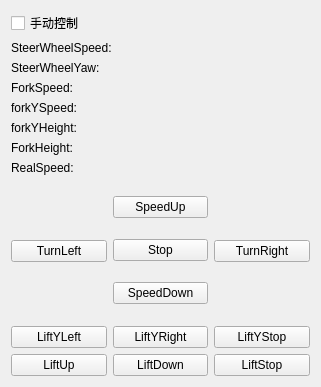
Y47777777/webots_sim_test, file base/keyboardform/keyboardform.ui: the form before one commit.
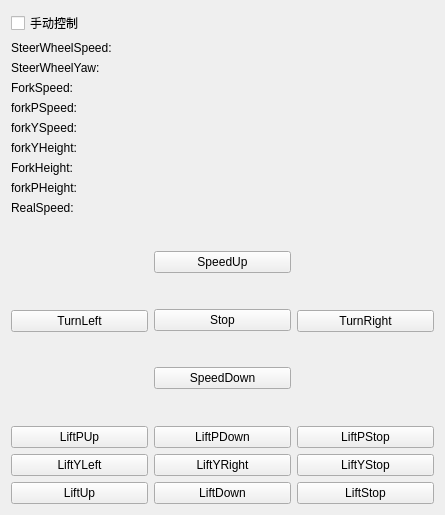
The form after the commit.

What changed in the file:
```diff
--- a/base/keyboardform/keyboardform.ui
+++ b/base/keyboardform/keyboardform.ui
@@ -6,8 +6,8 @@
    <rect>
     <x>0</x>
     <y>0</y>
-    <width>321</width>
-    <height>387</height>
+    <width>445</width>
+    <height>515</height>
    </rect>
   </property>
   <property name="windowTitle">
@@ -48,6 +48,13 @@
            </property>
           </widget>
          </item>
+         <item>
+          <widget class="QLabel" name="label_forkPSpeed">
+           <property name="text">
+            <string>forkPSpeed:</string>
+           </property>
+          </widget>
+         </item>
          <item>
           <widget class="QLabel" name="label_forkYSpeed">
            <property name="text">
@@ -69,6 +76,13 @@
            </property>
           </widget>
          </item>
+         <item>
+          <widget class="QLabel" name="label_forkPHeight">
+           <property name="text">
+            <string>forkPHeight:</string>
+           </property>
+          </widget>
+         </item>
          <item>
           <widget class="QLabel" name="label_realSpeed">
            <property name="text">
@@ -101,6 +115,13 @@
            </property>
           </widget>
          </item>
+         <item>
+          <widget class="QLabel" name="label_forkPSpeed_value">
+           <property name="text">
+            <string/>
+           </property>
+          </widget>
+         </item>
          <item>
           <widget class="QLabel" name="label_forkYSpeed_value">
            <property name="text">
@@ -122,6 +143,13 @@
            </property>
           </widget>
          </item>
+         <item>
+          <widget class="QLabel" name="label_forkPHeight_value">
+           <property name="text">
+            <string/>
+           </property>
+          </widget>
+         </item>
          <item>
           <widget class="QLabel" name="label_realspeed_value">
            <property name="text">
@@ -240,6 +268,31 @@
        </item>
       </layout>
      </item>
+     <item>
+      <layout class="QHBoxLayout" name="horizontalLayout_7">
+       <item>
+        <widget class="QPushButton" name="pushButton_liftPUp">
+         <property name="text">
+          <string>LiftPUp</string>
+         </property>
+        </widget>
+       </item>
+       <item>
+        <widget class="QPushButton" name="pushButton_liftPDown">
+         <property name="text">
+          <string>LiftPDown</string>
+         </property>
+        </widget>
+       </item>
+       <item>
+        <widget class="QPushButton" name="pushButton_liftPStop">
+         <property name="text">
+          <string>LiftPStop</string>
+         </property>
+        </widget>
+       </item>
+      </layout>
+     </item>
      <item>
       <layout class="QHBoxLayout" name="horizontalLayout_6">
        <item>
```
